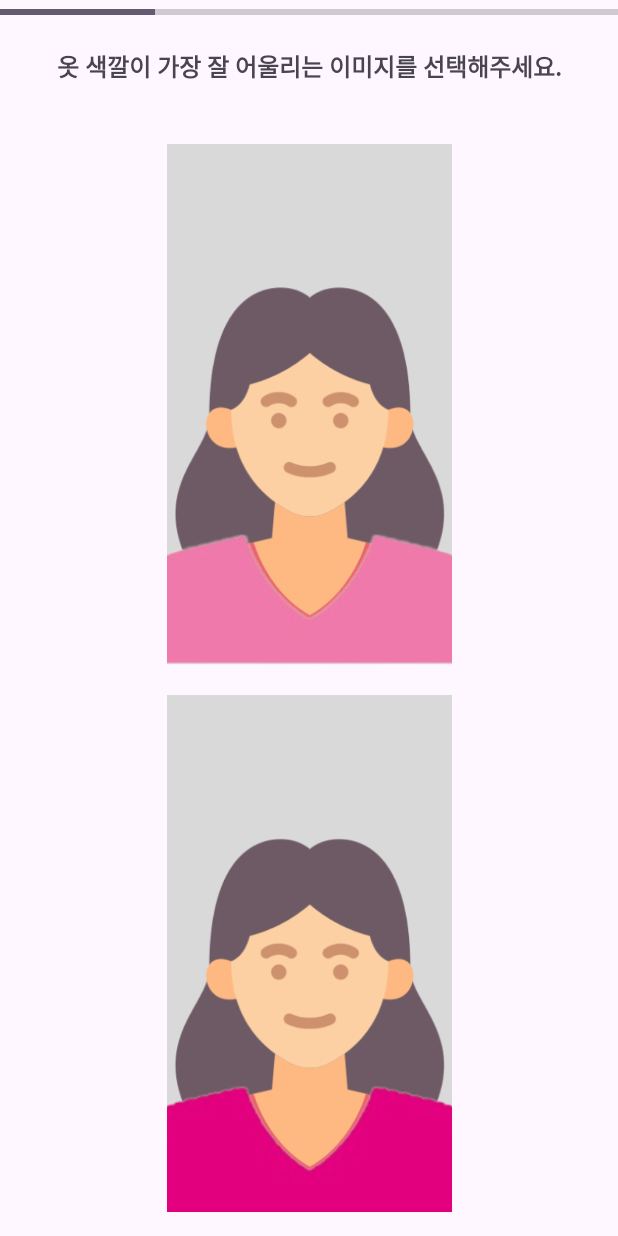
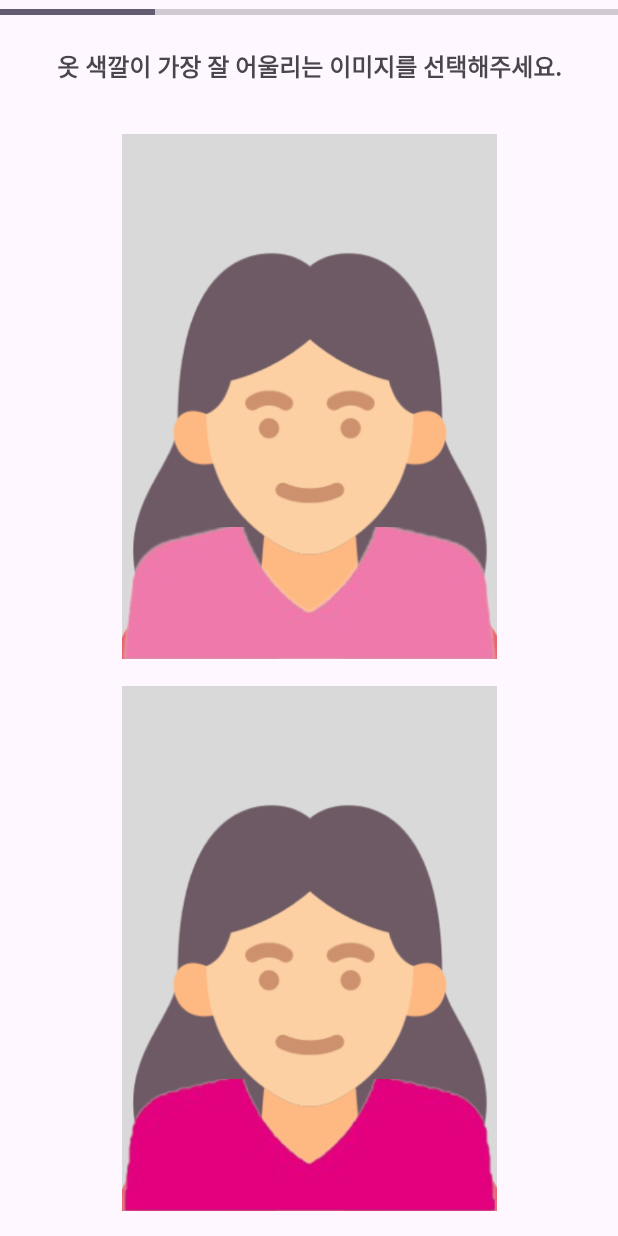
Before and after one commit to chohc/PersonalColor, an Android app: the Cool1Fragment screen opened directly, with no data from a screen before it, on a phone screen of 412 x 824 dp. Run offline under Robolectric (Android 15) with nearby library versions, the phone set to English and light mode, and no system bars.

Commit message:
검사페이지2 완성!!

```diff
--- a/app/src/main/java/com/example/personalcolor/Cool1Fragment.kt
+++ b/app/src/main/java/com/example/personalcolor/Cool1Fragment.kt
@@ -3,7 +3,6 @@ package com.example.personalcolor
 import android.graphics.Bitmap
 import android.graphics.BitmapFactory
 import android.os.Bundle
-import android.util.Log
 import androidx.fragment.app.Fragment
 import android.view.LayoutInflater
 import android.view.View
@@ -22,8 +21,8 @@ class Cool1Fragment : Fragment() {
         // 레이아웃 인플레이션
         val view = inflater.inflate(R.layout.fragment_cool1, container, false)
 
-        val imageView1: ImageView = view.findViewById(R.id.imageView1)
-        val imageView2: ImageView = view.findViewById(R.id.imageView2)
+        val imageView1: ImageView = view.findViewById(R.id.cool1_imageView1)
+        val imageView2: ImageView = view.findViewById(R.id.cool1_imageView2)
 
         // Test2Activity로부터 imageUri 가져오기
         val imageUri = (activity as? Test2Activity)?.imageUri
@@ -41,8 +40,8 @@ class Cool1Fragment : Fragment() {
         }
 
         // 옷 투명 배경 제거하고 배치
-        val overlayImageView1: ImageView = view.findViewById(R.id.overlayImageView1)
-        val overlayImageView2: ImageView = view.findViewById(R.id.overlayImageView2)
+        val overlayImageView1: ImageView = view.findViewById(R.id.cool1_overlayImageView1)
+        val overlayImageView2: ImageView = view.findViewById(R.id.cool1_overlayImageView2)
 
         setImageViewWithTransparentBackground(overlayImageView1, R.drawable.summer_pink)
         setImageViewWithTransparentBackground(overlayImageView2, R.drawable.winter_pink)
--- a/app/src/main/java/com/example/personalcolor/Warm1Fragment.kt
+++ b/app/src/main/java/com/example/personalcolor/Warm1Fragment.kt
@@ -3,7 +3,6 @@ package com.example.personalcolor
 import android.graphics.Bitmap
 import android.graphics.BitmapFactory
 import android.os.Bundle
-import android.util.Log
 import android.view.LayoutInflater
 import android.view.View
 import android.view.ViewGroup
--- a/app/src/main/res/layout/fragment_cool1.xml
+++ b/app/src/main/res/layout/fragment_cool1.xml
@@ -15,12 +15,12 @@
         app:layout_constraintGuide_percent="0.5" />
 
     <ImageView
-        android:id="@+id/imageView1"
-        android:layout_width="0dp"
-        android:layout_height="0dp"
+        android:id="@+id/cool1_imageView1"
+        android:layout_width="250dp"
+        android:layout_height="350dp"
         android:layout_marginBottom="8dp"
         android:adjustViewBounds="true"
-        android:scaleType="fitCenter"
+        android:scaleType="centerCrop"
         android:src="@drawable/test_person"
         app:layout_constraintBottom_toTopOf="@id/guideline_horizontal_50"
         app:layout_constraintEnd_toEndOf="parent"
@@ -30,26 +30,25 @@
         app:layout_constraintWidth_percent="0.5" />
 
     <ImageView
-        android:id="@+id/overlayImageView1"
+        android:id="@+id/cool1_overlayImageView1"
         android:layout_width="0dp"
         android:layout_height="88dp"
         android:adjustViewBounds="true"
         android:scaleType="centerCrop"
         android:src="@drawable/white_clothes"
-        app:layout_constraintBottom_toBottomOf="@id/imageView1"
-        app:layout_constraintEnd_toEndOf="@id/imageView1"
-        app:layout_constraintHorizontal_bias="1.0"
-        app:layout_constraintStart_toStartOf="@id/imageView1"
-        app:layout_constraintTop_toTopOf="@id/imageView1"
+        app:layout_constraintBottom_toBottomOf="@id/cool1_imageView1"
+        app:layout_constraintEnd_toEndOf="@id/cool1_imageView1"
+        app:layout_constraintStart_toStartOf="@id/cool1_imageView1"
+        app:layout_constraintTop_toTopOf="@id/cool1_imageView1"
         app:layout_constraintVertical_bias="1.0" />
 
     <ImageView
-        android:id="@+id/imageView2"
-        android:layout_width="0dp"
-        android:layout_height="0dp"
+        android:id="@+id/cool1_imageView2"
+        android:layout_width="250dp"
+        android:layout_height="350dp"
         android:layout_marginTop="8dp"
         android:adjustViewBounds="true"
-        android:scaleType="fitCenter"
+        android:scaleType="centerCrop"
         android:src="@drawable/test_person"
         app:layout_constraintBottom_toBottomOf="parent"
         app:layout_constraintEnd_toEndOf="parent"
@@ -59,17 +58,16 @@
         app:layout_constraintWidth_percent="0.5" />
 
     <ImageView
-        android:id="@+id/overlayImageView2"
+        android:id="@+id/cool1_overlayImageView2"
         android:layout_width="0dp"
         android:layout_height="88dp"
         android:adjustViewBounds="true"
         android:scaleType="centerCrop"
         android:src="@drawable/white_clothes"
-        app:layout_constraintBottom_toBottomOf="@id/imageView2"
-        app:layout_constraintEnd_toEndOf="@id/imageView2"
-        app:layout_constraintHorizontal_bias="1.0"
-        app:layout_constraintStart_toStartOf="@id/imageView2"
-        app:layout_constraintTop_toTopOf="@id/imageView2"
+        app:layout_constraintBottom_toBottomOf="@id/cool1_imageView2"
+        app:layout_constraintEnd_toEndOf="@id/cool1_imageView2"
+        app:layout_constraintStart_toStartOf="@id/cool1_imageView2"
+        app:layout_constraintTop_toTopOf="@id/cool1_imageView2"
         app:layout_constraintVertical_bias="1.0" />
 
 </androidx.constraintlayout.widget.ConstraintLayout>
```
Also changed, not shown: app/src/main/java/com/example/personalcolor/Cool2Fragment.kt (+5 -5 lines), app/src/main/java/com/example/personalcolor/Cool3Fragment.kt (+5 -5 lines), app/src/main/java/com/example/personalcolor/Cool4Fragment.kt (+5 -5 lines), app/src/main/java/com/example/personalcolor/Warm2Fragment.kt (+9 -4 lines), app/src/main/java/com/example/personalcolor/Warm3Fragment.kt (+9 -4 lines), app/src/main/java/com/example/personalcolor/Warm4Fragment.kt (+9 -4 lines), app/src/main/res/layout/fragment_cool2.xml (+18 -20 lines), app/src/main/res/layout/fragment_cool3.xml (+18 -20 lines), app/src/main/res/layout/fragment_cool4.xml (+18 -20 lines), app/src/main/res/layout/fragment_warm1.xml (+6 -8 lines), app/src/main/res/layout/fragment_warm2.xml (+6 -8 lines), app/src/main/res/layout/fragment_warm3.xml (+6 -8 lines), app/src/main/res/layout/fragment_warm4.xml (+6 -8 lines), app/src/main/res/drawable/fall_sulhyeon1.jpg (added), 1 more files.
